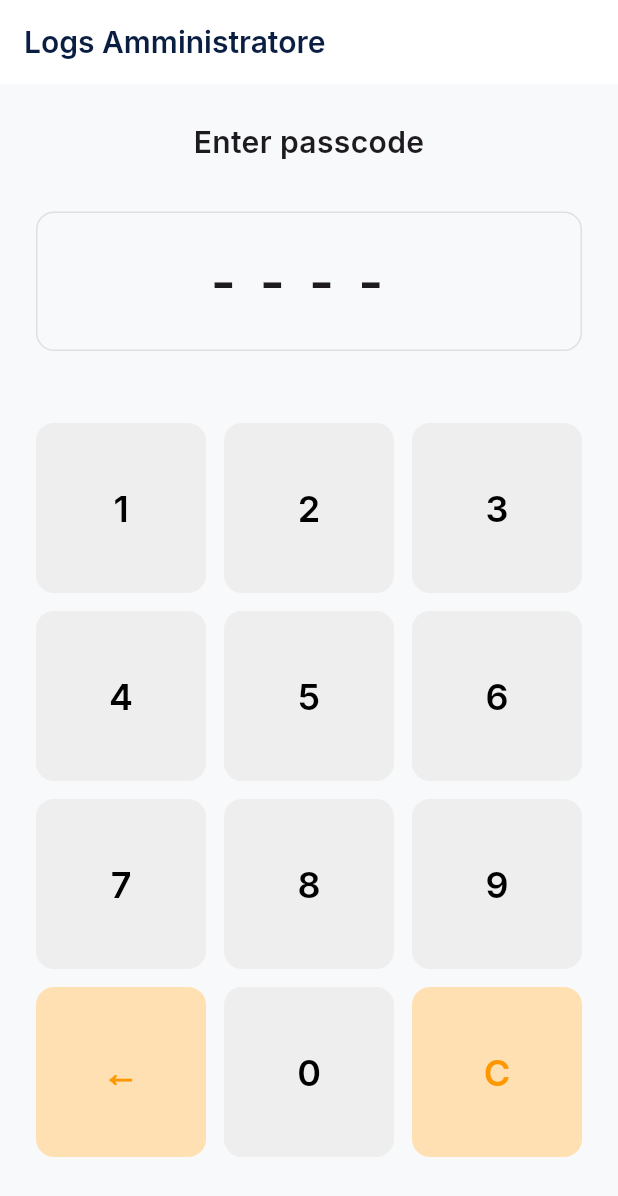
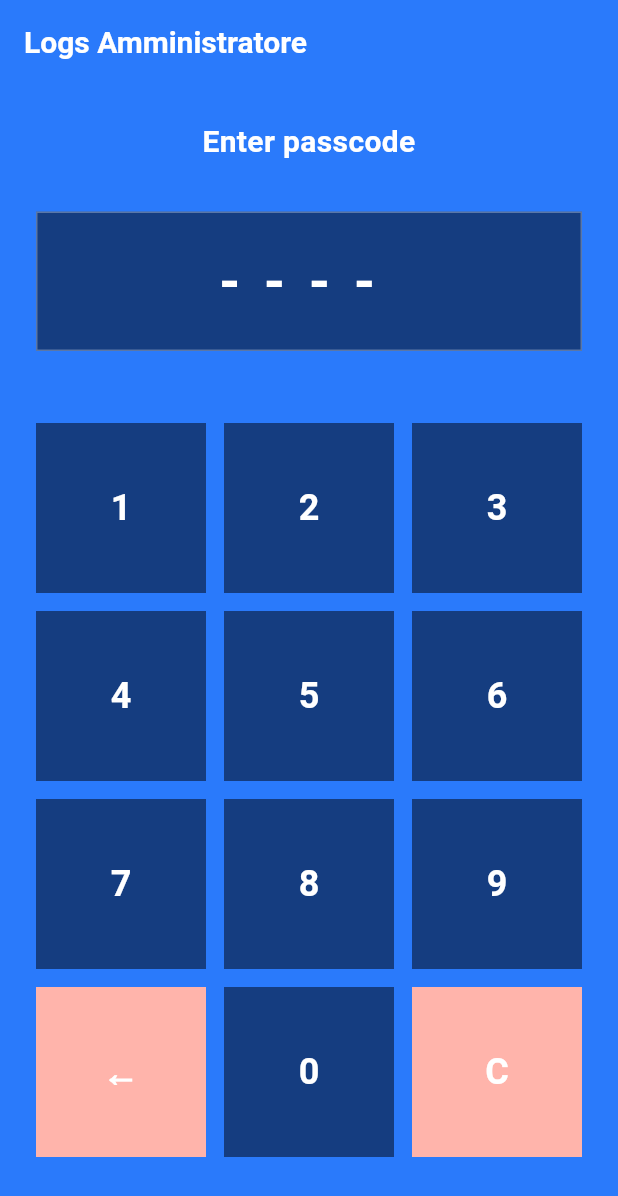
Before and after one commit to AlbertoNoris/pagocrypto, a Flutter app: the PasscodeView screen opened by its route, on a phone screen of 412 x 824 dp. Shown: the top 1196 px of the screen. Run offline on Flutter 3.47's test engine with Material 3 defaults, Android fonts, the phone set to English and light mode, and no system bars; our stand-ins replace flutter_svg, go_router, qr_flutter, shared_preferences; accounts and stored records are empty; Roboto replaces fonts that are missing (Aptos); project files that could hold a hidden picture were left out.

Commit message:
feat: Add optional API key support in EtherscanService and related controllers; update UI themes and settings views

```diff
--- /dev/null
+++ b/devtools_options.yaml
@@ -0,0 +1,3 @@
+description: This file stores settings for Dart & Flutter DevTools.
+documentation: https://docs.flutter.dev/tools/devtools/extensions#configure-extension-enablement-states
+extensions:
--- a/lib/src/core/theme/app_theme.dart
+++ b/lib/src/core/theme/app_theme.dart
@@ -1,66 +1,105 @@
 import 'package:flutter/material.dart';
-import 'package:google_fonts/google_fonts.dart';
 
 class AppTheme {
-  // Blue/white theme based on brand guidelines
-  static const Color primaryColor = Color(0xFF5B8FF9); // CryptoPOS blue
-  static const Color secondaryColor = Color(0xFF5B8FF9); // CryptoPOS blue
-  static const Color surfaceColor = Color(0xFFFFFFFF); // White
-  static const Color onSurfaceColor = Color(0xFF0A1E42); // Dark navy
-  static const Color backgroundColor = Color(0xFFF8F9FA); // Light background
+  // Updated color scheme
+  static const Color backgroundColor = Color(
+    0xFF2a7afb,
+  ); // Bright blue background
+  static const Color surfaceColor = Color(0xFF153D80); // Dark blue boxes/cards
+  static const Color primaryColor = Color(0xFF153D80); // Dark blue for buttons
+  static const Color secondaryColor = Color(0xFF153D80); // Dark blue
+  static const Color textColor = Colors.white; // White text
+  static const Color accentColor = Color(
+    0xFF4A90E2,
+  ); // Lighter blue for accents
+
+  // Aptos font family with fallbacks
+  static const String fontFamily = 'Aptos';
 
   static final ThemeData
   lightTheme = ThemeData.light(useMaterial3: true).copyWith(
     colorScheme: ColorScheme.fromSeed(
       seedColor: primaryColor,
       secondary: secondaryColor,
-      brightness: Brightness.light,
+      brightness: Brightness.dark,
       surface: surfaceColor,
-      onSurface: onSurfaceColor,
+      onSurface: textColor,
     ),
     scaffoldBackgroundColor: backgroundColor,
-    textTheme: GoogleFonts.interTextTheme(ThemeData.light().textTheme),
-    appBarTheme: AppBarTheme(
-      backgroundColor: surfaceColor,
+    textTheme: const TextTheme(
+      displayLarge: TextStyle(fontFamily: fontFamily, color: textColor),
+      displayMedium: TextStyle(fontFamily: fontFamily, color: textColor),
+      displaySmall: TextStyle(fontFamily: fontFamily, color: textColor),
+      headlineLarge: TextStyle(fontFamily: fontFamily, color: textColor),
+      headlineMedium: TextStyle(fontFamily: fontFamily, color: textColor),
+      headlineSmall: TextStyle(fontFamily: fontFamily, color: textColor),
+      titleLarge: TextStyle(fontFamily: fontFamily, color: textColor),
+      titleMedium: TextStyle(fontFamily: fontFamily, color: textColor),
+      titleSmall: TextStyle(fontFamily: fontFamily, color: textColor),
+      bodyLarge: TextStyle(fontFamily: fontFamily, color: textColor),
+      bodyMedium: TextStyle(fontFamily: fontFamily, color: textColor),
+      bodySmall: TextStyle(fontFamily: fontFamily, color: textColor),
+      labelLarge: TextStyle(fontFamily: fontFamily, color: textColor),
+      labelMedium: TextStyle(fontFamily: fontFamily, color: textColor),
+      labelSmall: TextStyle(fontFamily: fontFamily, color: textColor),
+    ),
+    appBarTheme: const AppBarTheme(
+      backgroundColor: backgroundColor,
       elevation: 0,
-      titleTextStyle: GoogleFonts.inter(
+      titleTextStyle: TextStyle(
+        fontFamily: fontFamily,
         fontSize: 20,
         fontWeight: FontWeight.w600,
-        color: onSurfaceColor,
+        color: textColor,
       ),
-      iconTheme: const IconThemeData(color: onSurfaceColor),
+      iconTheme: IconThemeData(color: textColor),
     ),
     floatingActionButtonTheme: const FloatingActionButtonThemeData(
-      backgroundColor: secondaryColor,
+      backgroundColor: surfaceColor,
+      foregroundColor: textColor,
     ),
-    progressIndicatorTheme: ProgressIndicatorThemeData(color: secondaryColor),
-
+    progressIndicatorTheme: const ProgressIndicatorThemeData(color: textColor),
     elevatedButtonTheme: ElevatedButtonThemeData(
       style: ElevatedButton.styleFrom(
-        backgroundColor: primaryColor,
-        foregroundColor: Colors.white,
-        textStyle: GoogleFonts.inter(fontWeight: FontWeight.w600),
-        padding: const EdgeInsets.symmetric(vertical: 16),
-        shape: RoundedRectangleBorder(borderRadius: BorderRadius.circular(12)),
+        backgroundColor: surfaceColor,
+        foregroundColor: textColor,
+        textStyle: const TextStyle(
+          fontFamily: fontFamily,
+          fontWeight: FontWeight.w600,
+        ),
+        padding: const EdgeInsets.symmetric(vertical: 20),
+        //shape: const RoundedRectangleBorder(borderRadius: BorderRadius.zero),
       ),
     ),
     inputDecorationTheme: InputDecorationTheme(
-      labelStyle: GoogleFonts.inter(
-        color: onSurfaceColor,
+      filled: true,
+      fillColor: surfaceColor,
+      labelStyle: const TextStyle(
+        fontFamily: fontFamily,
+        color: textColor,
         fontWeight: FontWeight.w500,
       ),
-      hintStyle: GoogleFonts.inter(color: Colors.grey[600]),
+      hintStyle: TextStyle(
+        fontFamily: fontFamily,
+        color: textColor.withValues(alpha: 0.6),
+      ),
       border: OutlineInputBorder(
-        borderRadius: BorderRadius.circular(8),
-        borderSide: BorderSide(color: Colors.grey[300]!, width: 1),
+        borderRadius: BorderRadius.zero,
+        borderSide: BorderSide(
+          color: textColor.withValues(alpha: 0.3),
+          width: 1,
+        ),
       ),
       enabledBorder: OutlineInputBorder(
-        borderRadius: BorderRadius.circular(8),
-        borderSide: BorderSide(color: Colors.grey[300]!, width: 1),
+        borderRadius: BorderRadius.zero,
+        borderSide: BorderSide(
+          color: textColor.withValues(alpha: 0.3),
+          width: 1,
+        ),
       ),
-      focusedBorder: OutlineInputBorder(
-        borderRadius: BorderRadius.circular(8),
-        borderSide: const BorderSide(color: primaryColor, width: 2),
+      focusedBorder: const OutlineInputBorder(
+        borderRadius: BorderRadius.zero,
+        borderSide: BorderSide(color: accentColor, width: 2),
       ),
       contentPadding: const EdgeInsets.symmetric(horizontal: 16, vertical: 12),
     ),
@@ -68,17 +107,18 @@ class AppTheme {
       color: surfaceColor,
       elevation: 0,
       shape: RoundedRectangleBorder(
-        borderRadius: BorderRadius.circular(12),
-        side: BorderSide(color: Colors.grey[300]!, width: 1),
+        borderRadius: BorderRadius.zero,
+        //side: BorderSide(color: Colors.red, width: 1),
       ),
     ),
-    snackBarTheme: SnackBarThemeData(
-      backgroundColor: primaryColor,
-      contentTextStyle: GoogleFonts.inter(
-        color: Colors.white,
+    snackBarTheme: const SnackBarThemeData(
+      backgroundColor: surfaceColor,
+      contentTextStyle: TextStyle(
+        fontFamily: fontFamily,
+        color: textColor,
         fontWeight: FontWeight.w500,
       ),
-      shape: RoundedRectangleBorder(borderRadius: BorderRadius.circular(8)),
+      shape: RoundedRectangleBorder(borderRadius: BorderRadius.zero),
     ),
   );
 }
--- a/lib/src/features/payment_generator/controllers/payment_generator_controller.dart
+++ b/lib/src/features/payment_generator/controllers/payment_generator_controller.dart
@@ -30,6 +30,7 @@ class PaymentGeneratorController extends ChangeNotifier {
   static const String _kAddressKey = 'receivingAddress';
   static const String _kMultiplierKey = 'amountMultiplier';
   static const String _kDeviceIdKey = 'deviceId';
+  static const String _kApiKeyKey = 'apiKey';
 
   // --- Private State ---
 
@@ -47,6 +48,9 @@ class PaymentGeneratorController extends ChangeNotifier {
 
   /// The device ID for identification (optional).
   String? _deviceId;
+
+  /// The API key for Etherscan service (optional).
+  String? _apiKey;
 
   /// The final generated URL for the QR code.
   String? _generatedUrl;
@@ -99,6 +103,9 @@ class PaymentGeneratorController extends ChangeNotifier {
 
   /// The device ID for identification.
   String? get deviceId => _deviceId;
+
+  /// The API key for Etherscan service.
+  String? get apiKey => _apiKey;
 
   /// The generated payment URL. Null if no URL is generated.
   String? get generatedUrl => _generatedUrl;
@@ -161,6 +168,7 @@ class PaymentGeneratorController extends ChangeNotifier {
       _receivingAddress = prefs.getString(_kAddressKey);
       _amountMultiplier = prefs.getDouble(_kMultiplierKey);
       _deviceId = prefs.getString(_kDeviceIdKey);
+      _apiKey = prefs.getString(_kApiKeyKey);
     } catch (e) {
       // In a real app, you might want more robust error handling
       debugPrint("Error loading settings: $e");
@@ -176,6 +184,7 @@ class PaymentGeneratorController extends ChangeNotifier {
     required String address,
     required String multiplierString,
     String? deviceId,
+    String? apiKey,
   }) async {
     _errorMessage = null;
 
@@ -202,11 +211,17 @@ class PaymentGeneratorController extends ChangeNotifier {
       } else {
         await prefs.remove(_kDeviceIdKey);
       }
+      if (apiKey != null && apiKey.isNotEmpty) {
+        await prefs.setString(_kApiKeyKey, apiKey);
+      } else {
+        await prefs.remove(_kApiKeyKey);
+      }
 
       // --- Update State ---
       _receivingAddress = address;
       _amountMultiplier = multiplier;
       _deviceId = deviceId;
+      _apiKey = apiKey;
     } catch (e) {
       debugPrint("Error saving settings: $e");
       _errorMessage = "Could not save settings.";
@@ -276,7 +291,7 @@ class PaymentGeneratorController extends ChangeNotifier {
 
     // --- Fetch current block (block-cursor anchor) ---
     try {
-      _qrStartBlock = await _etherscanService.getCurrentBlock();
+      _qrStartBlock = await _etherscanService.getCurrentBlock(apiKey: _apiKey);
       debugPrint('Captured start block: $_qrStartBlock');
     } catch (e) {
       debugPrint('Error fetching current block: $e');
--- a/lib/src/features/payment_generator/controllers/payment_monitor_controller.dart
+++ b/lib/src/features/payment_generator/controllers/payment_monitor_controller.dart
@@ -22,6 +22,7 @@ class PaymentMonitorController extends ChangeNotifier {
   final double amountRequested;
   final int startBlock; // Block-cursor anchor (replaces timestamp)
   final String receivingAddress;
+  final String? apiKey; // Optional API key for Etherscan service
 
   // --- Private State ---
   PaymentStatus _status = PaymentStatus.monitoring;
@@ -50,12 +51,14 @@ class PaymentMonitorController extends ChangeNotifier {
   /// - [receivingAddress]: Wallet address to monitor.
   /// - [etherscanService]: Service for API calls.
   /// - [chainConfig]: Chain configuration for API requests.
+  /// - [apiKey]: Optional API key for Etherscan service.
   PaymentMonitorController({
     required this.amountRequested,
     required this.startBlock,
     required this.receivingAddress,
     required EtherscanService etherscanService,
     required ChainConfig chainConfig,
+    this.apiKey,
   })  : _etherscanService = etherscanService,
         _chainConfig = chainConfig {
     _nextFromBlock = startBlock;
@@ -106,6 +109,7 @@ class PaymentMonitorController extends ChangeNotifier {
         offset: 200, // Smaller page size for monitoring
         maxPages: 3, // Cap bursts
         perPagePause: const Duration(milliseconds: 300),
+        apiKey: apiKey,
       );
 
       if (_disposed) return;
--- a/lib/src/features/payment_generator/views/passcode_view.dart
+++ b/lib/src/features/payment_generator/views/passcode_view.dart
@@ -70,18 +70,22 @@ class _PasscodeViewState extends State<PasscodeView> {
                 return Container(
                   padding: const EdgeInsets.symmetric(vertical: 20),
                   decoration: BoxDecoration(
-                    border: Border.all(color: Colors.grey[300]!),
-                    borderRadius: BorderRadius.circular(12),
+                    color: Theme.of(context).colorScheme.surface,
+                    border: Border.all(
+                      color: Theme.of(context).colorScheme.onSurface.withValues(alpha: 0.3),
+                    ),
+                    borderRadius: BorderRadius.zero,
                   ),
                   child: Text(
                     controller.passcodeDisplay.isEmpty
                         ? '----'
                         : controller.passcodeDisplay,
                     textAlign: TextAlign.center,
-                    style: const TextStyle(
+                    style: TextStyle(
                       fontSize: 36,
                       letterSpacing: 16,
                       fontWeight: FontWeight.w600,
+                      color: Theme.of(context).colorScheme.onSurface,
                     ),
                   ),
                 );
@@ -98,14 +102,14 @@ class _PasscodeViewState extends State<PasscodeView> {
                     child: Container(
                       padding: const EdgeInsets.all(12),
                       decoration: BoxDecoration(
-                        color: const Color(0xFFFFEBEE),
-                        borderRadius: BorderRadius.circular(8),
+                        color: Theme.of(context).colorScheme.error.withValues(alpha: 0.2),
+                        borderRadius: BorderRadius.zero,
                       ),
                       child: Text(
                         controller.errorMessage!,
                         textAlign: TextAlign.center,
-                        style: const TextStyle(
-                          color: Color(0xFFC62828),
+                        style: TextStyle(
+                          color: Theme.of(context).colorScheme.error,
                           fontWeight: FontWeight.w500,
                         ),
                       ),
@@ -162,17 +166,18 @@ class _PasscodeViewState extends State<PasscodeView> {
     bool isDelete = false,
     bool isClear = false,
   }) {
+    final theme = Theme.of(context);
     final Color buttonColor = isDelete || isClear
-        ? Colors.orange[100]!
-        : Colors.grey[200]!;
-    final Color textColor = isDelete || isClear ? Colors.orange : Colors.black;
+        ? theme.colorScheme.error
+        : theme.colorScheme.surface;
+    final Color textColor = theme.colorScheme.onSurface;
 
     return Material(
       color: buttonColor,
-      borderRadius: BorderRadius.circular(12),
+      borderRadius: BorderRadius.zero,
       child: InkWell(
         onTap: onPressed,
-        borderRadius: BorderRadius.circular(12),
+        borderRadius: BorderRadius.zero,
         child: Center(
           child: Text(
             label,
```
Also changed, not shown: lib/src/core/services/etherscan_service.dart (+16 -5 lines), lib/src/features/payment_generator/views/home_view.dart (+13 -10 lines), lib/src/features/payment_generator/views/qr_display_view.dart (+13 -6 lines), lib/src/features/payment_generator/views/settings_view.dart (+16 -4 lines), pubspec.yaml (+12 -0 lines).
